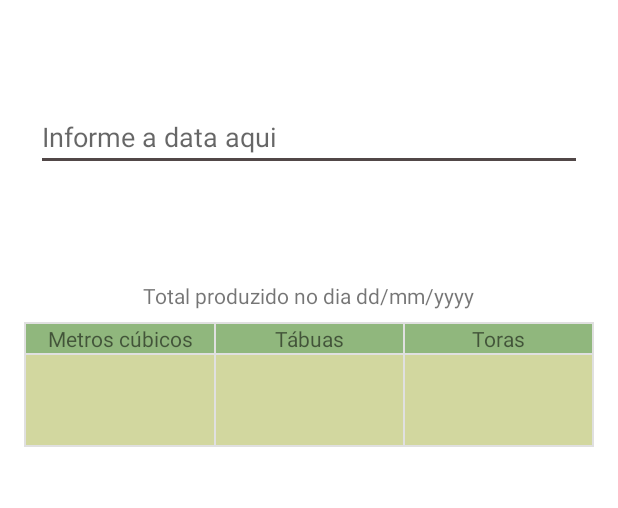
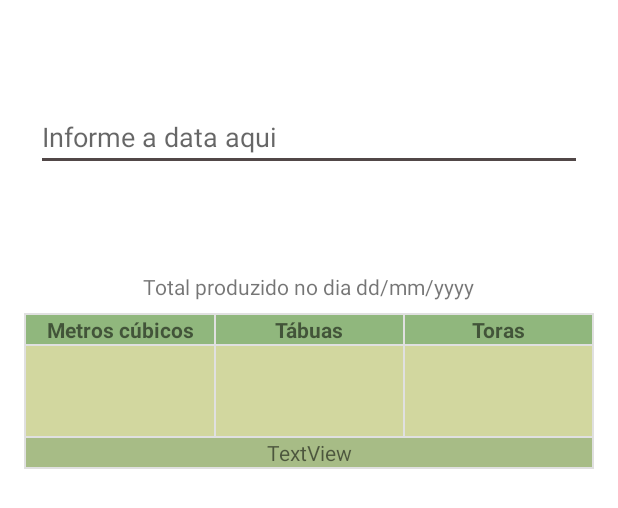
Before and after one commit to RafaGois/Tabuas, an Android app: the layout fragment_graph_reg_dia.xml on its own in the app's theme, with its tools: preview values and no code run, on a phone screen of 412 x 824 dp. Shown: the top 508 px of the screen. Run offline under Robolectric (Android 15) with nearby library versions, the phone set to English and light mode, and no system bars.

Commit message:
update total arrecadado

```diff
--- a/app/src/main/java/com/example/tabuas/activity/fragmentos/GraphRegDia.java
+++ b/app/src/main/java/com/example/tabuas/activity/fragmentos/GraphRegDia.java
@@ -161,6 +161,9 @@ public class GraphRegDia extends Fragment {
         txtMCubico.setText("R$ "+String.format("%.2f", totalMetroCubico));
         txtTabuas.setText("R$ "+String.format("%.2f", totalTabuas));
         txtTora.setText("R$ "+String.format("%.2f", totalToras));
+
+        TextView txtTotal = getView().findViewById(R.id.txtRegDiaTotal);
+        txtTotal.setText("Total: R$ "+ String.format("%.2f", (totalTabuas + totalToras + totalMetroCubico)));
     }
 
     private void data () {
--- a/app/src/main/java/com/example/tabuas/activity/fragmentos/GraphRegMes.java
+++ b/app/src/main/java/com/example/tabuas/activity/fragmentos/GraphRegMes.java
@@ -136,6 +136,10 @@ public class GraphRegMes extends Fragment {
         tMc.setText("R$ "+String.format("%.2f", totalMetroCubico));
         txtabuas.setText("R$ "+String.format("%.2f", totalTabuas));
         txtoras.setText("R$ "+String.format("%.2f", totalToras));
+
+        TextView txtTotal = getView().findViewById(R.id.txtRegMesTotal);
+        txtTotal.setText("Total: R$ "+ String.format("%.2f", (totalTabuas + totalToras + totalMetroCubico)));
+
     }
 
     private void listenerSpinner () {
--- a/app/src/main/res/layout/fragment_graph_reg_dia.xml
+++ b/app/src/main/res/layout/fragment_graph_reg_dia.xml
@@ -74,7 +74,8 @@
                 android:layout_weight="1"
                 android:background="#90B77D"
                 android:gravity="center"
-                android:text="Metros cúbicos" />
+                android:text="Metros cúbicos"
+                android:textStyle="bold" />
 
             <View
                 android:id="@+id/divider21"
@@ -90,7 +91,8 @@
                 android:layout_weight="1"
                 android:background="#90B77D"
                 android:gravity="center"
-                android:text="Tábuas" />
+                android:text="Tábuas"
+                android:textStyle="bold" />
 
             <View
                 android:id="@+id/divider20"
@@ -106,7 +108,8 @@
                 android:layout_weight="1"
                 android:background="#90B77D"
                 android:gravity="center"
-                android:text="Toras" />
+                android:text="Toras"
+                android:textStyle="bold" />
 
             <View
                 android:id="@+id/divider19"
@@ -186,6 +189,41 @@
             android:layout_width="match_parent"
             android:layout_height="1dp"
             android:background="?android:attr/listDivider" />
+
+        <LinearLayout
+            android:layout_width="match_parent"
+            android:layout_height="match_parent"
+            android:orientation="horizontal">
+
+            <View
+                android:id="@+id/divider36"
+                android:layout_width="1dp"
+                android:layout_height="match_parent"
+                android:layout_weight="0"
+                android:background="?android:attr/listDivider" />
+
+            <TextView
+                android:id="@+id/txtRegDiaTotal"
+                android:layout_width="wrap_content"
+                android:layout_height="wrap_content"
+                android:layout_weight="1"
+                android:background="#EDA1B77D"
+                android:gravity="center"
+                android:text="TextView" />
+
+            <View
+                android:id="@+id/divider37"
+                android:layout_width="1dp"
+                android:layout_height="match_parent"
+                android:layout_weight="0"
+                android:background="?android:attr/listDivider" />
+        </LinearLayout>
+
+        <View
+            android:id="@+id/divider35"
+            android:layout_width="match_parent"
+            android:layout_height="1dp"
+            android:background="?android:attr/listDivider" />
     </LinearLayout>
 
 </androidx.constraintlayout.widget.ConstraintLayout>
```
Also changed, not shown: app/src/main/res/layout/fragment_graph_reg_mes.xml (+35 -0 lines).
